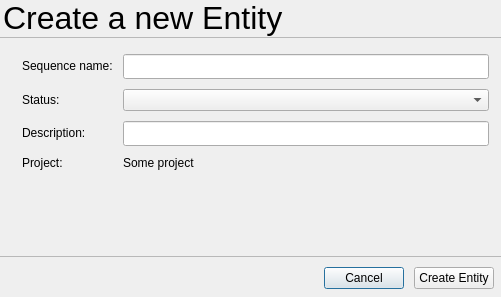
Before: the Qt Designer form resources/create_entity_dialog.ui in shotgunsoftware/tk-multi-importcut, drawn with Qt 5.
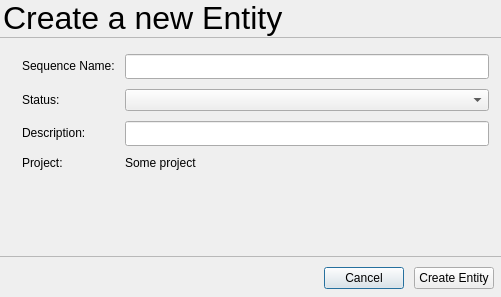
After: the same form once the commit is applied.

The edit to the form file:
```diff
--- a/resources/create_entity_dialog.ui
+++ b/resources/create_entity_dialog.ui
@@ -92,7 +92,7 @@
      <item row="0" column="0">
       <widget class="QLabel" name="entity_name_label">
        <property name="text">
-        <string>Sequence name:</string>
+        <string>Sequence Name:</string>
        </property>
       </widget>
      </item>
```
